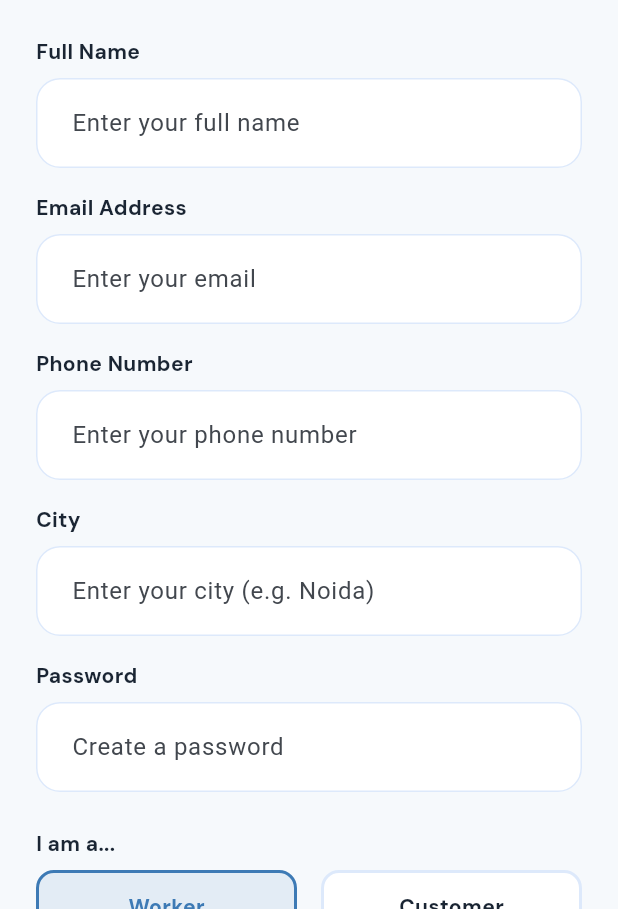
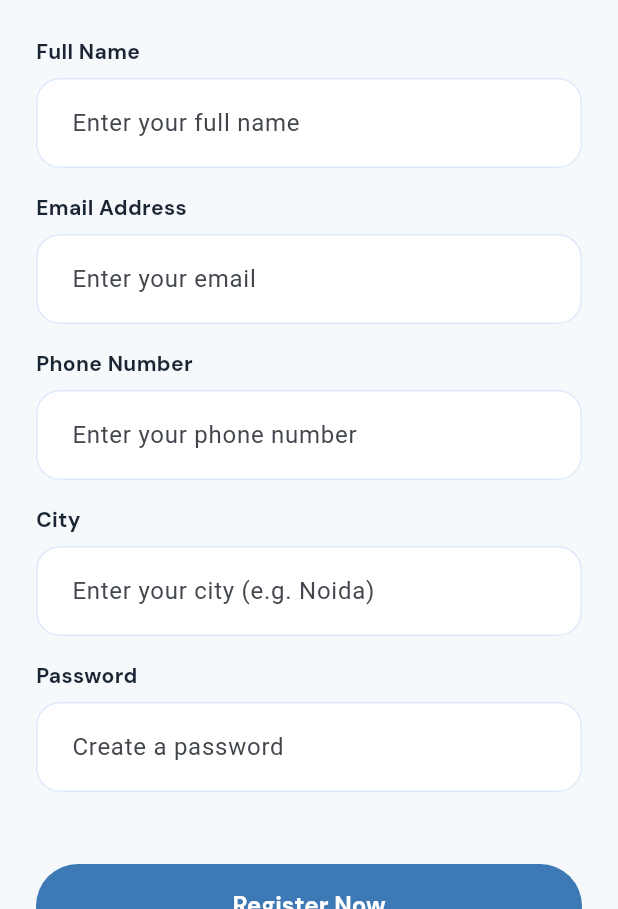
Before and after one commit to iMaginarParas/laborapp, a Flutter app: the RegisterScreen screen opened directly, on a phone screen of 412 x 824 dp, the part 327-1236 px from its top. Run offline on Flutter 3.47's test engine with Material 3 defaults, Android fonts, the phone set to English and light mode, and no system bars; our stand-ins replace dio, flutter_dotenv, flutter_riverpod, geocoding, geolocator, google_fonts.

Commit message:
chore: remove worker role selection from register screen to make app customer-only

```diff
--- a/lib/features/auth/presentation/register_screen.dart
+++ b/lib/features/auth/presentation/register_screen.dart
@@ -4,6 +4,7 @@ import '../../../core/theme/app_colors.dart';
 import '../../../core/theme/app_text_styles.dart';
 import '../../../shared/widgets/primary_button.dart';
 import '../providers/auth_providers.dart';
+import '../../../core/utils/api_error_handler.dart';
 
 class RegisterScreen extends ConsumerStatefulWidget {
   const RegisterScreen({super.key});
@@ -18,7 +19,7 @@ class _RegisterScreenState extends ConsumerState<RegisterScreen> {
   final _phoneController = TextEditingController();
   final _cityController = TextEditingController();
   final _passwordController = TextEditingController();
-  String _selectedRole = "employee";
+  final String _selectedRole = "employer"; // Only allowing customer signup
   bool _isLoading = false;
 
   Future<void> _handleRegister() async {
@@ -51,7 +52,7 @@ class _RegisterScreenState extends ConsumerState<RegisterScreen> {
     } catch (e) {
       if (mounted) {
         ScaffoldMessenger.of(context).showSnackBar(
-          SnackBar(content: Text("Registration failed: $e")),
+          SnackBar(content: Text(ApiErrorHandler.getErrorMessage(e))),
         );
       }
     } finally {
@@ -128,16 +129,7 @@ class _RegisterScreenState extends ConsumerState<RegisterScreen> {
                   ),
                   const SizedBox(height: 24),
 
-                  _buildLabel("I am a..."),
-                  const SizedBox(height: 8),
-                  Row(
-                    children: [
-                      _buildRoleOption("employee", "Worker"),
-                      const SizedBox(width: 16),
-                      _buildRoleOption("employer", "Customer"),
-                    ],
-                  ),
-                  const SizedBox(height: 32),
+                  const SizedBox(height: 24),
 
                   PrimaryButton(
                     text: "Register Now",
@@ -153,33 +145,6 @@ class _RegisterScreenState extends ConsumerState<RegisterScreen> {
     );
   }
 
-  Widget _buildRoleOption(String value, String label) {
-    bool isSelected = _selectedRole == value;
-    return Expanded(
-      child: GestureDetector(
-        onTap: () => setState(() => _selectedRole = value),
-        child: Container(
-          padding: const EdgeInsets.symmetric(vertical: 12),
-          decoration: BoxDecoration(
-            color: isSelected ? AppColors.primary.withOpacity(0.1) : AppColors.white,
-            border: Border.all(
-              color: isSelected ? AppColors.primary : AppColors.border,
-              width: 2,
-            ),
-            borderRadius: BorderRadius.circular(12),
-          ),
-          child: Center(
-            child: Text(
-              label,
-              style: AppTextStyles.label.copyWith(
-                color: isSelected ? AppColors.primary : AppColors.text,
-              ),
-            ),
-          ),
-        ),
-      ),
-    );
-  }
 
   Widget _buildHeader() {
     return Container(
```
